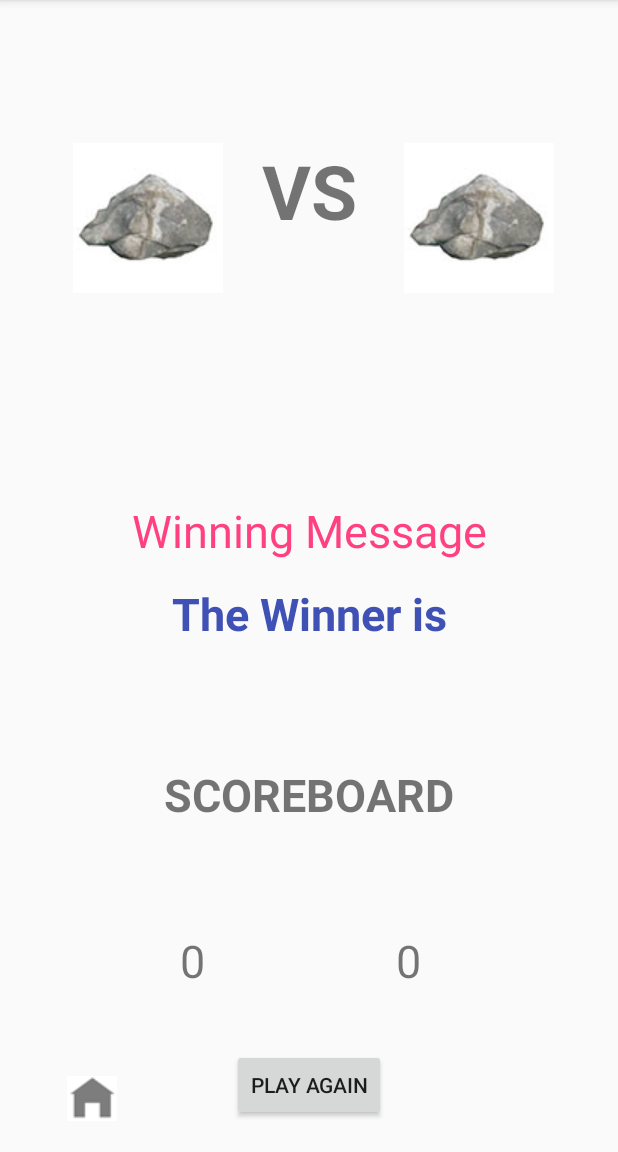
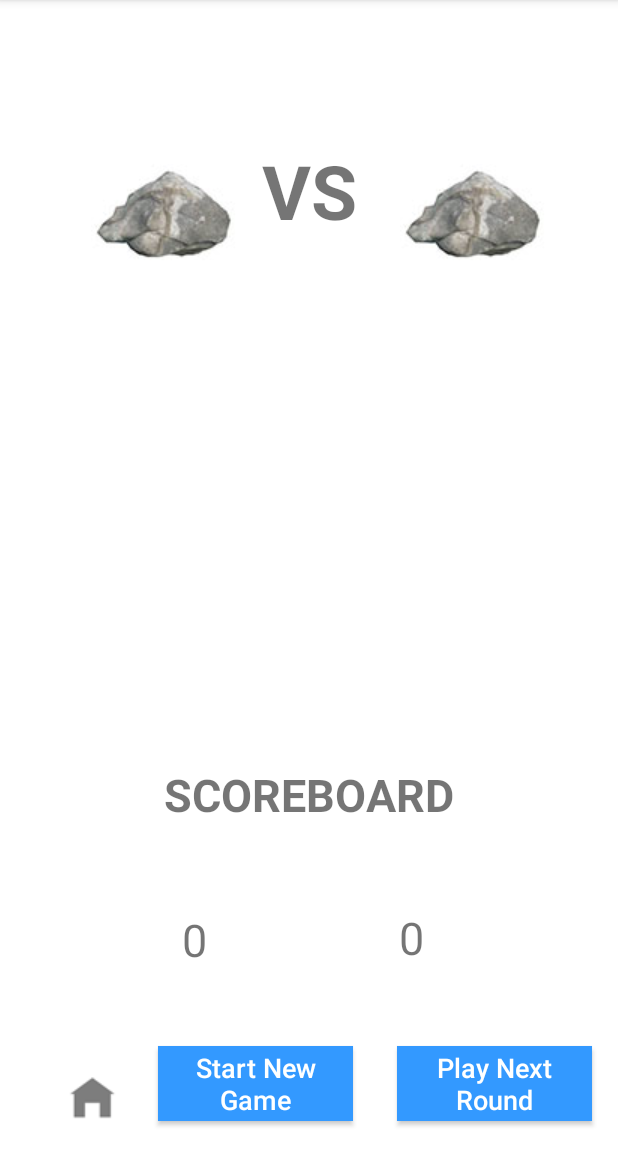
Before and after one commit to LukeBev/OoHServiceApplication, an Android app: the ResultsActivity screen opened directly, with no data from a screen before it, on a phone screen of 412 x 824 dp, the part 84-1236 px from its top. Run offline under Robolectric (Android 15) with nearby library versions, the phone set to English and light mode, and no system bars; 13 statements that could not run were skipped.

Commit message:
Edits to Game and Hardcoding Removes
test

```diff
--- a/OoHServiceApp/app/src/main/java/com/example/groupproject/oohserviceapp/MainActivity.java
+++ b/OoHServiceApp/app/src/main/java/com/example/groupproject/oohserviceapp/MainActivity.java
@@ -15,9 +15,9 @@ public class MainActivity extends AppCompatActivity {
         super.onCreate(savedInstanceState);
         setContentView(R.layout.activity_main);
 
-        hubManagerButton = (Button) findViewById(R.id.button2);
-        clinicalTeamButton = (Button) findViewById(R.id.button3);
-        startGameButton = (Button) findViewById(R.id.button4);
+        hubManagerButton = (Button) findViewById(R.id.buttonhubmanager);
+        clinicalTeamButton = (Button) findViewById(R.id.buttononcall);
+        startGameButton = (Button) findViewById(R.id.buttontimewaster);
 
 
         // Create click listener for hub manager button
--- a/OoHServiceApp/app/src/main/java/com/example/groupproject/oohserviceapp/ResultsActivity.java
+++ b/OoHServiceApp/app/src/main/java/com/example/groupproject/oohserviceapp/ResultsActivity.java
@@ -19,7 +19,8 @@ public class ResultsActivity extends AppCompatActivity {
     private TextView myTextViewmsg;
     private ImageView myImageViewplayerA;
     private ImageView myImageViewplayerB;
-    private Button goBackButton;
+    private Button nextRoundButton;
+    private Button startNewGameButton;
     private TextView myPlayerAScore;
     private TextView myPlayerBScore;
     private TextView myTextViewnameA;
@@ -48,7 +49,8 @@ public class ResultsActivity extends AppCompatActivity {
         myPlayerBScore = (TextView) findViewById(R.id.textViewPlayerBScore);
         myImageViewplayerA = (ImageView) findViewById(R.id.imageViewImageA);
         myImageViewplayerB = (ImageView) findViewById(R.id.imageViewImageB);
-        goBackButton = (Button) findViewById(R.id.button2);
+        nextRoundButton = (Button) findViewById(R.id.buttonplaynext);
+        startNewGameButton = (Button) findViewById(R.id.buttonrestartgame);
         myTextViewnameA = (TextView) findViewById(R.id.textViewnameA);
         myTextViewnameB = (TextView) findViewById(R.id.textViewnameB);
         myTextViewnameAscore = (TextView) findViewById(R.id.textViewnameAscore);
@@ -205,7 +207,7 @@ public class ResultsActivity extends AppCompatActivity {
 
 
 
-        goBackButton.setOnClickListener(new View.OnClickListener(){
+        nextRoundButton.setOnClickListener(new View.OnClickListener(){
 
             @Override
             public void onClick(View v) {
@@ -219,8 +221,17 @@ public class ResultsActivity extends AppCompatActivity {
                 mediaPlayer.pause();
                 startActivity(NewGame);
                 finish();
+            }
+        });
 
+        startNewGameButton.setOnClickListener(new View.OnClickListener(){
 
+            @Override
+            public void onClick(View v) {
+                Intent StartNewGame = new Intent(ResultsActivity.this, StartGameActivity.class);
+                mediaPlayer.pause();
+                startActivity(StartNewGame);
+                finish();
             }
         });
 
--- a/OoHServiceApp/app/src/main/res/layout/activity_results.xml
+++ b/OoHServiceApp/app/src/main/res/layout/activity_results.xml
@@ -4,6 +4,7 @@
     xmlns:tools="http://schemas.android.com/tools"
     android:layout_width="match_parent"
     android:layout_height="match_parent"
+    android:background="@color/bgcolor"
     tools:context="com.example.groupproject.oohserviceapp.ResultsActivity">
 
     <ImageButton
@@ -17,6 +18,7 @@
         android:layout_marginStart="8dp"
         android:layout_marginTop="8dp"
         android:background="@color/bgcolor"
+        android:contentDescription="@string/home_button"
         app:layout_constraintBottom_toBottomOf="parent"
         app:layout_constraintHorizontal_bias="0.102"
         app:layout_constraintLeft_toLeftOf="parent"
@@ -29,272 +31,303 @@
         android:id="@+id/textViewplayerA"
         android:layout_width="wrap_content"
         android:layout_height="wrap_content"
-        android:text="PlayerA"
+        android:layout_marginBottom="0dp"
+        android:layout_marginLeft="8dp"
+        android:layout_marginRight="8dp"
+        android:layout_marginTop="8dp"
+        android:text=""
         android:textSize="20sp"
-        app:layout_constraintBottom_toBottomOf="@+id/button2"
-        android:layout_marginBottom="0dp"
-        android:layout_marginRight="8dp"
+        app:layout_constraintBottom_toBottomOf="@+id/buttonplaynext"
+        app:layout_constraintHorizontal_bias="0.21"
+        app:layout_constraintLeft_toLeftOf="parent"
         app:layout_constraintRight_toRightOf="parent"
-        android:layout_marginLeft="8dp"
-        app:layout_constraintLeft_toLeftOf="parent"
-        app:layout_constraintHorizontal_bias="0.21"
         app:layout_constraintTop_toTopOf="parent"
-        android:layout_marginTop="8dp"
         app:layout_constraintVertical_bias="0.33" />
 
     <Button
-        android:id="@+id/button2"
-        android:layout_width="wrap_content"
-        android:layout_height="wrap_content"
-        android:text="Play Again"
+        android:id="@+id/buttonplaynext"
+        android:layout_width="@dimen/button_width"
+        android:layout_height="@dimen/button_height"
+        android:layout_marginBottom="8dp"
+        android:layout_marginLeft="8dp"
+        android:layout_marginRight="8dp"
+        android:layout_marginTop="8dp"
+        android:background="@color/buttonbgcolor"
+        android:text="@string/play_again"
+        android:textAllCaps="false"
+        android:textColor="@color/buttontxtcolor"
+        android:textSize="@dimen/button_textsize"
+        app:layout_constraintBottom_toBottomOf="parent"
+        app:layout_constraintHorizontal_bias="0.966"
+        app:layout_constraintLeft_toLeftOf="parent"
+        app:layout_constraintRight_toRightOf="parent"
         app:layout_constraintTop_toTopOf="parent"
+        app:layout_constraintVertical_bias="0.982" />
+
+    <Button
+        android:id="@+id/buttonrestartgame"
+        android:layout_width="@dimen/button_width"
+        android:layout_height="@dimen/button_height"
+        android:layout_marginBottom="8dp"
+        android:layout_marginLeft="8dp"
+        android:layout_marginRight="8dp"
         android:layout_marginTop="8dp"
+        android:background="@color/buttonbgcolor"
+        android:text="@string/new_game"
+        android:textAllCaps="false"
+        android:textColor="@color/buttontxtcolor"
+        android:textSize="@dimen/button_textsize"
         app:layout_constraintBottom_toBottomOf="parent"
-        android:layout_marginBottom="8dp"
-        android:layout_marginRight="8dp"
+        app:layout_constraintHorizontal_bias="0.365"
+        app:layout_constraintLeft_toLeftOf="parent"
         app:layout_constraintRight_toRightOf="parent"
-        android:layout_marginLeft="8dp"
-        app:layout_constraintLeft_toLeftOf="parent"
-        app:layout_constraintVertical_bias="0.982"
-        app:layout_constraintHorizontal_bias="0.501" />
+        app:layout_constraintTop_toTopOf="parent"
+        app:layout_constraintVertical_bias="0.982" />
 
     <TextView
         android:id="@+id/textViewplayerB"
         android:layout_width="wrap_content"
         android:layout_height="wrap_content"
-        android:text="PlayerB"
+        android:layout_marginBottom="8dp"
+        android:layout_marginLeft="8dp"
+        android:layout_marginRight="8dp"
+        android:layout_marginTop="8dp"
+        android:text=""
         android:textSize="20sp"
-        android:layout_marginLeft="8dp"
+        app:layout_constraintBottom_toBottomOf="parent"
+        app:layout_constraintHorizontal_bias="0.79"
         app:layout_constraintLeft_toLeftOf="parent"
-        android:layout_marginRight="8dp"
         app:layout_constraintRight_toRightOf="parent"
-        app:layout_constraintHorizontal_bias="0.79"
         app:layout_constraintTop_toTopOf="parent"
-        android:layout_marginTop="8dp"
-        app:layout_constraintBottom_toBottomOf="parent"
-        android:layout_marginBottom="8dp"
         app:layout_constraintVertical_bias="0.324" />
 
     <TextView
         android:id="@+id/textViewnameB"
         android:layout_width="wrap_content"
         android:layout_height="wrap_content"
-        android:text="Opponent"
+        android:layout_marginBottom="308dp"
+        android:layout_marginEnd="8dp"
+        android:layout_marginStart="212dp"
+        android:layout_marginTop="8dp"
+        android:text=""
+        android:textSize="20sp"
         android:textStyle="bold"
-        android:textSize="20sp"
-        android:layout_marginLeft="54dp"
-        app:layout_constraintLeft_toLeftOf="parent"
-        android:layout_marginRight="8dp"
+        android:textColor="@color/headingcolor"
+        app:layout_constraintBottom_toBottomOf="parent"
         app:layout_constraintRight_toRightOf="parent"
-        app:layout_constraintHorizontal_bias="0.868"
-        app:layout_constraintBottom_toBottomOf="parent"
-        android:layout_marginBottom="308dp"
+        app:layout_constraintStart_toStartOf="parent"
         app:layout_constraintTop_toTopOf="parent"
-        android:layout_marginTop="8dp"
-        app:layout_constraintVertical_bias="0.046" />
+        app:layout_constraintVertical_bias="0.148" />
 
     <TextView
         android:id="@+id/textViewwinner"
         android:layout_width="wrap_content"
         android:layout_height="wrap_content"
-        android:text="The Winner is"
+        android:layout_marginBottom="8dp"
+        android:layout_marginLeft="8dp"
+        android:layout_marginRight="8dp"
+        android:layout_marginTop="8dp"
+        android:text=""
+        android:textColor="@color/headingcolor"
         android:textSize="30sp"
         android:textStyle="bold"
-        android:textColor="@color/colorPrimary"
+        app:layout_constraintBottom_toBottomOf="parent"
+        app:layout_constraintHorizontal_bias="0.502"
+        app:layout_constraintLeft_toLeftOf="parent"
+        app:layout_constraintRight_toRightOf="parent"
         app:layout_constraintTop_toTopOf="parent"
-        android:layout_marginTop="8dp"
-        app:layout_constraintBottom_toBottomOf="parent"
-        android:layout_marginBottom="8dp"
-        android:layout_marginRight="8dp"
-        app:layout_constraintRight_toRightOf="parent"
-        android:layout_marginLeft="8dp"
-        app:layout_constraintLeft_toLeftOf="parent"
-        app:layout_constraintVertical_bias="0.535"
-        app:layout_constraintHorizontal_bias="0.502" />
+        app:layout_constraintVertical_bias="0.535" />
 
     <TextView
         android:id="@+id/textViewmsg"
         android:layout_width="wrap_content"
         android:layout_height="wrap_content"
-        android:text="Winning Message"
+        android:layout_marginBottom="8dp"
+        android:layout_marginLeft="8dp"
+        android:layout_marginRight="8dp"
+        android:layout_marginTop="8dp"
+        android:text=""
+        android:textColor="@color/colorAccent"
         android:textSize="30sp"
-        android:textColor="@color/colorAccent"
+        app:layout_constraintBottom_toBottomOf="parent"
+        app:layout_constraintHorizontal_bias="0.503"
+        app:layout_constraintLeft_toLeftOf="parent"
+        app:layout_constraintRight_toRightOf="parent"
         app:layout_constraintTop_toTopOf="parent"
-        android:layout_marginTop="8dp"
-        app:layout_constraintBottom_toBottomOf="parent"
-        android:layout_marginBottom="8dp"
-        android:layout_marginRight="8dp"
-        app:layout_constraintRight_toRightOf="parent"
-        android:layout_marginLeft="8dp"
-        app:layout_constraintLeft_toLeftOf="parent"
-        app:layout_constraintVertical_bias="0.457"
-        app:layout_constraintHorizontal_bias="0.503" />
+        app:layout_constraintVertical_bias="0.457" />
 
     <ImageView
         android:id="@+id/imageViewImageA"
         android:layout_width="wrap_content"
         android:layout_height="wrap_content"
-        app:srcCompat="@drawable/rock1"
-        app:layout_constraintTop_toTopOf="parent"
-        android:layout_marginTop="8dp"
-        app:layout_constraintBottom_toBottomOf="parent"
         android:layout_marginBottom="8dp"
         android:layout_marginLeft="8dp"
+        android:layout_marginRight="8dp"
+        android:layout_marginTop="8dp"
+        android:contentDescription="@string/player_a_image"
+        app:layout_constraintBottom_toBottomOf="parent"
+        app:layout_constraintHorizontal_bias="0.179"
         app:layout_constraintLeft_toLeftOf="parent"
-        app:layout_constraintVertical_bias="0.134"
-        android:layout_marginRight="8dp"
         app:layout_constraintRight_toRightOf="parent"
-        app:layout_constraintHorizontal_bias="0.138" />
+        app:layout_constraintTop_toTopOf="parent"
+        app:layout_constraintVertical_bias="0.131"
+        app:srcCompat="@drawable/rock1" />
 
     <ImageView
         android:id="@+id/imageViewImageB"
         android:layout_width="wrap_content"
         android:layout_height="wrap_content"
-        app:srcCompat="@drawable/rock1"
+        android:layout_marginBottom="8dp"
+        android:layout_marginLeft="8dp"
+        android:layout_marginRight="8dp"
+        android:layout_marginTop="8dp"
+        android:contentDescription="@string/player_b_image"
+        app:layout_constraintBottom_toBottomOf="parent"
+        app:layout_constraintHorizontal_bias="0.873"
+        app:layout_constraintLeft_toLeftOf="parent"
+        app:layout_constraintRight_toRightOf="parent"
         app:layout_constraintTop_toTopOf="parent"
-        android:layout_marginTop="8dp"
-        app:layout_constraintBottom_toBottomOf="parent"
-        android:layout_marginBottom="8dp"
-        android:layout_marginRight="8dp"
-        app:layout_constraintRight_toRightOf="parent"
-        android:layout_marginLeft="8dp"
-        app:layout_constraintLeft_toLeftOf="parent"
-        app:layout_constraintHorizontal_bias="0.884"
-        app:layout_constraintVertical_bias="0.134" />
+        app:layout_constraintVertical_bias="0.131"
+        app:srcCompat="@drawable/rock1" />
 
     <TextView
         android:id="@+id/textViewPlayerAScore"
         android:layout_width="wrap_content"
         android:layout_height="wrap_content"
-        android:text="0"
-        android:textSize="30sp"
-        app:layout_constraintTop_toTopOf="parent"
-        android:layout_marginTop="8dp"
-        app:layout_constraintBottom_toBottomOf="parent"
         android:layout_marginBottom="8dp"
         android:layout_marginLeft="8dp"
+        android:layout_marginRight="8dp"
+        android:layout_marginTop="8dp"
+        android:text=""
+        android:textSize="30sp"
+        app:layout_constraintBottom_toBottomOf="parent"
+        app:layout_constraintHorizontal_bias="0.299"
         app:layout_constraintLeft_toLeftOf="parent"
-        android:layout_marginRight="8dp"
         app:layout_constraintRight_toRightOf="parent"
-        app:layout_constraintHorizontal_bias="0.296"
-        app:layout_constraintVertical_bias="0.86" />
+        app:layout_constraintTop_toTopOf="parent"
+        app:layout_constraintVertical_bias="0.841" />
 
     <TextView
         android:id="@+id/textViewnameA"
         android:layout_width="wrap_content"
         android:layout_height="wrap_content"
         android:layout_marginBottom="8dp"
-        android:layout_marginRight="8dp"
+        android:layout_marginEnd="8dp"
         android:layout_marginTop="8dp"
-        android:text="TextView"
+        android:text=""
         android:textSize="20sp"
         android:textStyle="bold"
+        android:textColor="@color/headingcolor"
         app:layout_constraintBottom_toBottomOf="parent"
-        app:layout_constraintRight_toRightOf="parent"
+        app:layout_constraintEnd_toStartOf="@+id/guideline2"
+        app:layout_constraintHorizontal_bias="0.191"
+        app:layout_constraintStart_toStartOf="parent"
         app:layout_constraintTop_toTopOf="parent"
-        app:layout_constraintVertical_bias="0.016"
-        android:layout_marginLeft="8dp"
-        app:layout_constraintLeft_toLeftOf="parent"
-        app:layout_constraintHorizontal_bias="0.13" />
+        app:layout_constraintVertical_bias="0.06999999" />
 
     <TextView
         android:id="@+id/textViewnameAscore"
         android:layout_width="wrap_content"
         android:layout_height="wrap_content"
-        android:text="TEST"
+        android:layout_marginBottom="8dp"
+        android:layout_marginLeft="8dp"
+        android:layout_marginRight="8dp"
+        android:layout_marginTop="8dp"
+        android:text=""
         android:textSize="20sp"
+        app:layout_constraintBottom_toBottomOf="parent"
+        app:layout_constraintHorizontal_bias="0.297"
+        app:layout_constraintLeft_toLeftOf="parent"
+        app:layout_constraintRight_toRightOf="parent"
         app:layout_constraintTop_toTopOf="parent"
-        android:layout_marginTop="8dp"
-        app:layout_constraintBottom_toBottomOf="parent"
-        android:layout_marginBottom="8dp"
-        android:layout_marginRight="8dp"
-        app:layout_constraintRight_toRightOf="parent"
-        android:layout_marginLeft="8dp"
-        app:layout_constraintLeft_toLeftOf="parent"
-        app:layout_constraintVertical_bias="0.787"
-        app:layout_constraintHorizontal_bias="0.284" />
+        app:layout_constraintVertical_bias="0.777" />
 
     <TextView
         android:id="@+id/textViewResultTemp"
         android:layout_width="wrap_content"
         android:layout_height="wrap_content"
-        android:text="TextView"
+        android:text=""
         android:visibility="invisible" />
 
     <TextView
         android:id="@+id/textViewnameBscore"
         android:layout_width="wrap_content"
         android:layout_height="wrap_content"
-        android:text="TEST"
+        android:layout_marginBottom="8dp"
+        android:layout_marginLeft="8dp"
+        android:layout_marginRight="8dp"
+        android:layout_marginTop="8dp"
+        android:text=""
         android:textSize="20sp"
+        app:layout_constraintBottom_toBottomOf="parent"
+        app:layout_constraintHorizontal_bias="0.678"
+        app:layout_constraintLeft_toLeftOf="parent"
+        app:layout_constraintRight_toRightOf="parent"
         app:layout_constraintTop_toTopOf="parent"
-        android:layout_marginTop="8dp"
-        app:layout_constraintBottom_toBottomOf="parent"
-        android:layout_marginBottom="8dp"
-        android:layout_marginRight="8dp"
-        app:layout_constraintRight_toRightOf="parent"
-        android:layout_marginLeft="8dp"
-        app:layout_constraintLeft_toLeftOf="parent"
-        app:layout_constraintHorizontal_bias="0.676"
-        app:layout_constraintVertical_bias="0.79" />
+        app:layout_constraintVertical_bias="0.777" />
 
     <TextView
         android:id="@+id/textViewPlayerBScore"
         android:layout_width="wrap_content"
         android:layout_height="wrap_content"
-        android:text="0"
+        android:layout_marginBottom="8dp"
+        android:layout_marginLeft="8dp"
+        android:layout_marginRight="8dp"
+        android:layout_marginTop="8dp"
+        android:text=""
         android:textSize="30sp"
+        app:layout_constraintBottom_toBottomOf="parent"
+        app:layout_constraintHorizontal_bias="0.681"
+        app:layout_constraintLeft_toLeftOf="parent"
+        app:layout_constraintRight_toRightOf="parent"
         app:layout_constraintTop_toTopOf="parent"
-        android:layout_marginTop="8dp"
-        app:layout_constraintBottom_toBottomOf="parent"
-        android:layout_marginBottom="8dp"
-        android:layout_marginRight="8dp"
-        app:layout_constraintRight_toRightOf="parent"
-        android:layout_marginLeft="8dp"
-        app:layout_constraintLeft_toLeftOf="parent"
-        app:layout_constraintHorizontal_bias="0.675"
-        app:layout_constraintVertical_bias="0.86" />
+        app:layout_constraintVertical_bias="0.839" />
 
     <TextView
         android:id="@+id/textViewResultTempB"
         android:layout_width="wrap_content"
         android:layout_height="wrap_content"
+        android:layout_marginBottom="8dp"
+        android:layout_marginEnd="8dp"
+        android:layout_marginStart="8dp"
         android:layout_marginTop="8dp"
-        android:text="TextView"
+        android:text=""
         android:visibility="invisible"
+        app:layout_constraintBottom_toBottomOf="parent"
+        app:layout_constraintEnd_toEndOf="parent"
+        app:layout_constraintHorizontal_bias="0.974"
+        app:layout_constraintStart_toStartOf="parent"
         app:layout_constraintTop_toTopOf="parent"
-        app:layout_constraintVertical_bias="0.048"
-        tools:layout_editor_absoluteY="31dp"
-        tools:layout_editor_absoluteX="299dp" />
+        app:layout_constraintVertical_bias="0.0" />
 
     <TextView
         android:id="@+id/textViewScoreBoard"
         android:layout_width="wrap_content"
         android:layout_height="wrap_content"
-        android:text="SCOREBOARD"
+        android:layout_marginBottom="8dp"
+        android:layout_marginLeft="8dp"
+        android:layout_marginRight="8dp"
+        android:layout_marginTop="8dp"
+        android:text="@string/scoreboard"
         android:textSize="30sp"
         android:textStyle="bold"
+        app:layout_constraintBottom_toBottomOf="parent"
+        app:layout_constraintLeft_toLeftOf="parent"
+        app:layout_constraintRight_toRightOf="parent"
         app:layout_constraintTop_toTopOf="parent"
-        android:layout_marginTop="8dp"
-        app:layout_constraintBottom_toBottomOf="parent"
-        android:layout_marginBottom="8dp"
-        android:layout_marginRight="8dp"
-        app:layout_constraintRight_toRightOf="parent"
-        android:layout_marginLeft="8dp"
-        app:layout_constraintLeft_toLeftOf="parent"
         app:layout_constraintVertical_bias="0.705" />
 
     <android.support.constraint.Guideline
+        android:id="@+id/guideline"
         android:layout_width="wrap_content"
         android:layout_height="wrap_content"
-        android:id="@+id/guideline"
-        app:layout_constraintGuide_begin="512dp"
-        android:orientation="vertical" />
+        android:orientation="vertical"
+        app:layout_constraintGuide_begin="512dp" />
 
     <android.support.constraint.Guideline
+        android:id="@+id/guideline2"
         android:layout_width="wrap_content"
         android:layout_height="wrap_content"
-        android:id="@+id/guideline2"
         android:orientation="vertical"
         app:layout_constraintGuide_percent="1.0" />
 
@@ -302,17 +335,31 @@
         android:id="@+id/textViewVS"
         android:layout_width="wrap_content"
         android:layout_height="wrap_content"
-        android:text="VS"
+        android:layout_marginBottom="8dp"
+        android:layout_marginLeft="8dp"
+        android:layout_marginRight="8dp"
+        android:layout_marginTop="8dp"
+        android:text="@string/vs"
         android:textSize="50sp"
         android:textStyle="bold"
+        app:layout_constraintBottom_toBottomOf="parent"
+        app:layout_constraintLeft_toLeftOf="parent"
+        app:layout_constraintRight_toRightOf="parent"
         app:layout_constraintTop_toTopOf="parent"
-        android:layout_marginTop="8dp"
-        app:layout_constraintBottom_toBottomOf="parent"
-        android:layout_marginBottom="8dp"
-        android:layout_marginRight="8dp"
-        app:layout_constraintRight_toRightOf="parent"
-        android:layout_marginLeft="8dp"
-        app:layout_constraintLeft_toLeftOf="parent"
         app:layout_constraintVertical_bias="0.125" />
 
+    <android.support.constraint.Guideline
+        android:id="@+id/guideline3"
+        android:layout_width="wrap_content"
+        android:layout_height="wrap_content"
+        android:orientation="horizontal"
+        app:layout_constraintGuide_begin="160dp" />
+
+    <android.support.constraint.Guideline
+        android:id="@+id/guideline4"
+        android:layout_width="wrap_content"
+        android:layout_height="wrap_content"
+        android:orientation="horizontal"
+        app:layout_constraintGuide_begin="61dp" />
+
 </android.support.constraint.ConstraintLayout>
--- a/OoHServiceApp/app/src/main/res/values/strings.xml
+++ b/OoHServiceApp/app/src/main/res/values/strings.xml
@@ -1,8 +1,8 @@
 <resources>
     <string name="app_name">GP Out of Hours Service</string>
     <string name="oncallheading">On-Call Team</string>
-
     <string name="hubmanheading">Hub Manager</string>
+    <string name="timewasterheading">Time Waster Zone</string>
     <string name="addnewpatient">Add New Patient</string>
     <string name="savenewpatient">Save New Patient</string>
     <string name="activepatients">Active Patients</string>
@@ -17,5 +17,24 @@
     <string name="title_activity_maps">Clinical Team Location (LIVE)</string>
     <string name="team_locations">Team Location</string>
 
+    <string name="choose_weapon">Choose your weapon!!</string>
+    <string name="start_game">Start Game</string>
+    <string name="enter_name">Enter Your Name</string>
+    <string name="challenger">Your challenger today is</string>
+    <string name="play_music">Play Music!</string>
+    <string name="scoreboard">SCOREBOARD</string>
+    <string name="play_again">Play Next Round</string>
+    <string name="new_game">Start New Game</string>
+    <string name="opponent_image">Image of Player B</string>
+    <string name="vs">VS</string>
+
+    <string name="app_logo">Image of app logo</string>
+    <string name="rock_image">Image of a rock</string>
+    <string name="scissor_image">Image of scissors</string>
+    <string name="paper_image">Image of paper</string>
+    <string name="home_button">Home Button</string>
+    <string name="nhs_logo">NHS Logo</string>
+    <string name="player_a_image">Image of Player A\'s weapon</string>
+    <string name="player_b_image">Image of Player B\'s weapon</string>
 
 </resources>
```
Also changed, not shown: OoHServiceApp/app/src/main/java/com/example/groupproject/oohserviceapp/StartGameActivity.java (+6 -2 lines), OoHServiceApp/app/src/main/res/layout/activity_clinicalteam.xml (+5 -4 lines), OoHServiceApp/app/src/main/res/layout/activity_game.xml (+23 -17 lines), OoHServiceApp/app/src/main/res/layout/activity_hubmanager.xml (+5 -3 lines), OoHServiceApp/app/src/main/res/layout/activity_main.xml (+21 -20 lines), OoHServiceApp/app/src/main/res/layout/activity_start_game.xml (+41 -28 lines).
